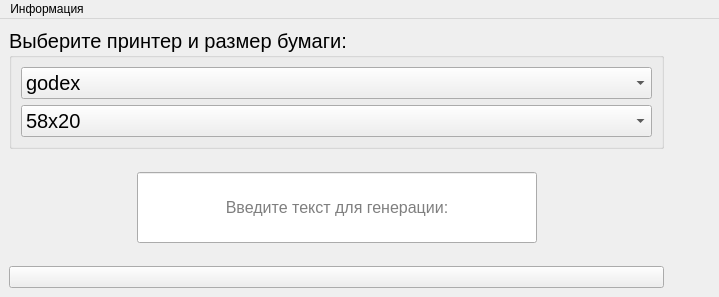
Old version of the form ui/untitled.ui in the repository Mex93/QRPrint.
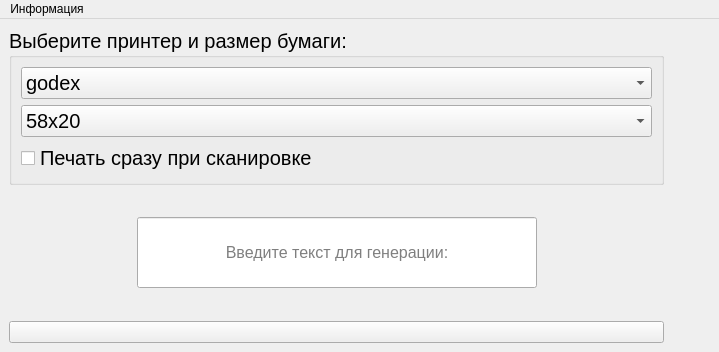
New version of the form. Icons and pictures are not drawn.

Commit message: added is printing now checkable object

```diff
--- a/ui/untitled.ui
+++ b/ui/untitled.ui
@@ -7,7 +7,7 @@
     <x>0</x>
     <y>0</y>
     <width>719</width>
-    <height>297</height>
+    <height>352</height>
    </rect>
   </property>
   <property name="minimumSize">
@@ -76,6 +76,13 @@
              </item>
             </widget>
            </item>
+           <item>
+            <widget class="QCheckBox" name="checkBox_is_printing_now">
+             <property name="text">
+              <string>Печать сразу при сканировке</string>
+             </property>
+            </widget>
+           </item>
           </layout>
          </widget>
         </item>
```
The commit also changes 4 other files.
